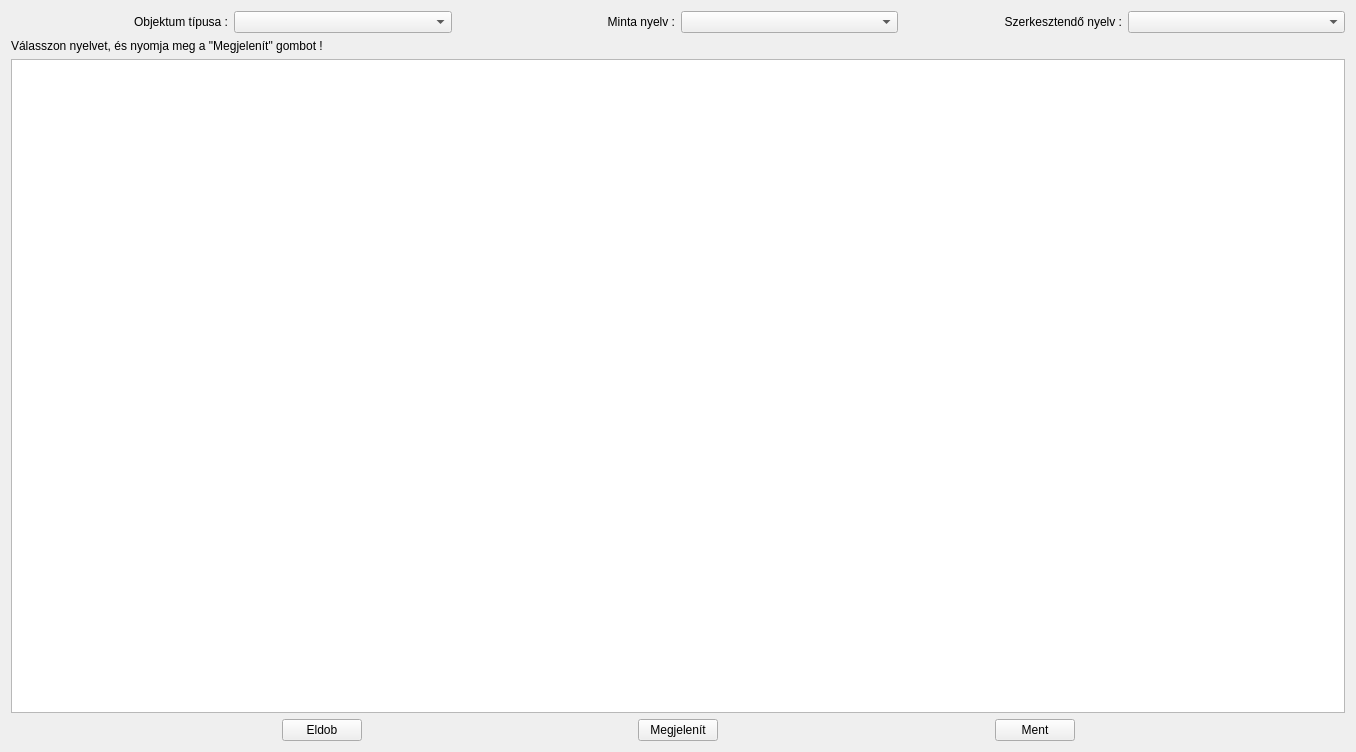
Before: the Qt Designer form lv2g/translator.ui in csikfer/lanview2, drawn with Qt 5.
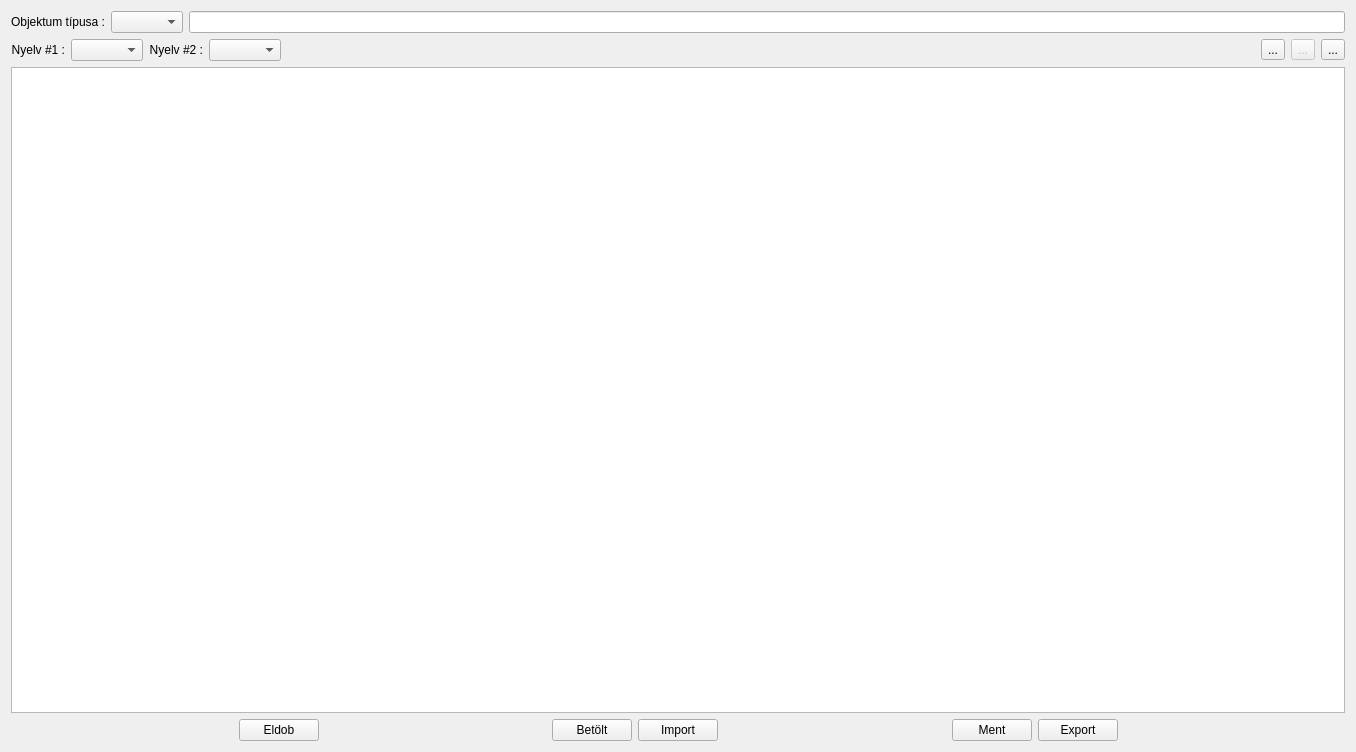
After: the same form once the commit is applied. Icons and pictures are not drawn.

Commit message: Translator folytatás, nincs készen. Egy új CSV fájl kezelő osztály.

```diff
--- a/lv2g/translator.ui
+++ b/lv2g/translator.ui
@@ -15,7 +15,7 @@
   </property>
   <layout class="QVBoxLayout" name="verticalLayout">
    <item>
-    <layout class="QHBoxLayout" name="horizontalLayout_2">
+    <layout class="QHBoxLayout" name="horizontalLayout_3">
      <item>
       <widget class="QLabel" name="labelObj">
        <property name="text">
@@ -30,45 +30,105 @@
       <widget class="QComboBox" name="comboBoxObj"/>
      </item>
      <item>
-      <widget class="QLabel" name="labelSample">
-       <property name="text">
-        <string>Minta nyelv :</string>
-       </property>
-       <property name="alignment">
-        <set>Qt::AlignRight|Qt::AlignTrailing|Qt::AlignVCenter</set>
-       </property>
-      </widget>
+      <widget class="QLineEdit" name="lineEditObj"/>
      </item>
+    </layout>
+   </item>
+   <item>
+    <layout class="QHBoxLayout" name="horizontalLayout_2">
      <item>
-      <widget class="QComboBox" name="comboBoxSample"/>
+      <layout class="QHBoxLayout" name="horizontalLayoutComboBoxs">
+       <item>
+        <widget class="QLabel" name="labelLang1">
+         <property name="text">
+          <string>Nyelv #1 :</string>
+         </property>
+         <property name="alignment">
+          <set>Qt::AlignRight|Qt::AlignTrailing|Qt::AlignVCenter</set>
+         </property>
+        </widget>
+       </item>
+       <item>
+        <widget class="QComboBox" name="comboBoxLang1"/>
+       </item>
+       <item>
+        <widget class="QLabel" name="labelLang2">
+         <property name="text">
+          <string>Nyelv #2 :</string>
+         </property>
+         <property name="alignment">
+          <set>Qt::AlignRight|Qt::AlignTrailing|Qt::AlignVCenter</set>
+         </property>
+        </widget>
+       </item>
+       <item>
+        <widget class="QComboBox" name="comboBoxLang2"/>
+       </item>
+      </layout>
      </item>
      <item>
-      <widget class="QLabel" name="labelEdit">
-       <property name="text">
-        <string>Szerkesztendő nyelv :</string>
-       </property>
-       <property name="alignment">
-        <set>Qt::AlignRight|Qt::AlignTrailing|Qt::AlignVCenter</set>
-       </property>
-      </widget>
+      <layout class="QHBoxLayout" name="horizontalLayout">
+       <item>
+        <spacer name="horizontalSpacer_5">
+         <property name="orientation">
+          <enum>Qt::Horizontal</enum>
+         </property>
+         <property name="sizeHint" stdset="0">
+          <size>
+           <width>40</width>
+           <height>20</height>
+          </size>
+         </property>
+        </spacer>
+       </item>
+       <item>
+        <widget class="QToolButton" name="toolButtonAddComboBox">
+         <property name="enabled">
+          <bool>true</bool>
+         </property>
+         <property name="text">
+          <string>...</string>
+         </property>
+         <property name="icon">
+          <iconset resource="lv2g.qrc">
+           <normaloff>:/icons/add.ico</normaloff>:/icons/add.ico</iconset>
+         </property>
+        </widget>
+       </item>
+       <item>
+        <widget class="QToolButton" name="toolButtonDelComboBox">
+         <property name="enabled">
+          <bool>false</bool>
+         </property>
+         <property name="text">
+          <string>...</string>
+         </property>
+         <property name="icon">
+          <iconset resource="lv2g.qrc">
+           <normaloff>:/icons/minus.ico</normaloff>:/icons/minus.ico</iconset>
+         </property>
+        </widget>
+       </item>
+       <item>
+        <widget class="QToolButton" name="toolButtonAddLanguage">
+         <property name="text">
+          <string>...</string>
+         </property>
+         <property name="icon">
+          <iconset resource="lv2g.qrc">
+           <normaloff>:/icons/db_add.ico</normaloff>:/icons/db_add.ico</iconset>
+         </property>
+        </widget>
+       </item>
+      </layout>
      </item>
-     <item>
-      <widget class="QComboBox" name="comboBoxEdit"/>
-     </item>
     </layout>
    </item>
    <item>
-    <widget class="QLabel" name="label">
-     <property name="text">
-      <string>Válasszon nyelvet, és nyomja meg a &quot;Megjelenít&quot; gombot !</string>
-     </property>
-    </widget>
+    <widget class="QTableWidget" name="tableWidget"/>
    </item>
    <item>
-    <widget class="QTableView" name="tableView"/>
-   </item>
-   <item>
-    <layout class="QHBoxLayout" name="horizontalLayout">
+    <layout class="QHBoxLayout" name="horizontalLayout_4">
      <item>
       <spacer name="horizontalSpacer">
        <property name="orientation">
@@ -105,7 +165,17 @@
      <item>
       <widget class="QPushButton" name="pushButtonView">
        <property name="text">
-        <string>Megjelenít</string>
+        <string>Betölt</string>
+       </property>
+      </widget>
+     </item>
+     <item>
+      <widget class="QPushButton" name="pushButtonImport">
+       <property name="toolTip">
+        <string>&lt;html&gt;&lt;head/&gt;&lt;body&gt;&lt;p&gt;CSV fájl importálható be.&lt;/p&gt;&lt;p&gt;A CSV fájl nem tartalmazza, hogy az oszlopok milyen nyelvet tartalmaznak.&lt;/p&gt;&lt;p&gt;Arról, hogy a nyelvek sorrendje és száma ugyan az legyen, mint a kiexportáláskor, a felhasználónak kell gondoskodnia!&lt;/p&gt;&lt;p&gt;A beimportált szövegeket a &amp;quot;Ment&amp;quot; gombbal mentheti az adatbázisba, a nyelvek sorrendjének ellenörzése után.&lt;/p&gt;&lt;/body&gt;&lt;/html&gt;</string>
+       </property>
+       <property name="text">
+        <string>Import</string>
        </property>
       </widget>
      </item>
@@ -129,6 +199,13 @@
        </property>
       </widget>
      </item>
+     <item>
+      <widget class="QPushButton" name="pushButtonExport">
+       <property name="text">
+        <string>Export</string>
+       </property>
+      </widget>
+     </item>
      <item>
       <spacer name="horizontalSpacer_4">
        <property name="orientation">
```
Left out of the diff: 4 changed lines with no effect on the pictures. The commit also changes 8 other files.
